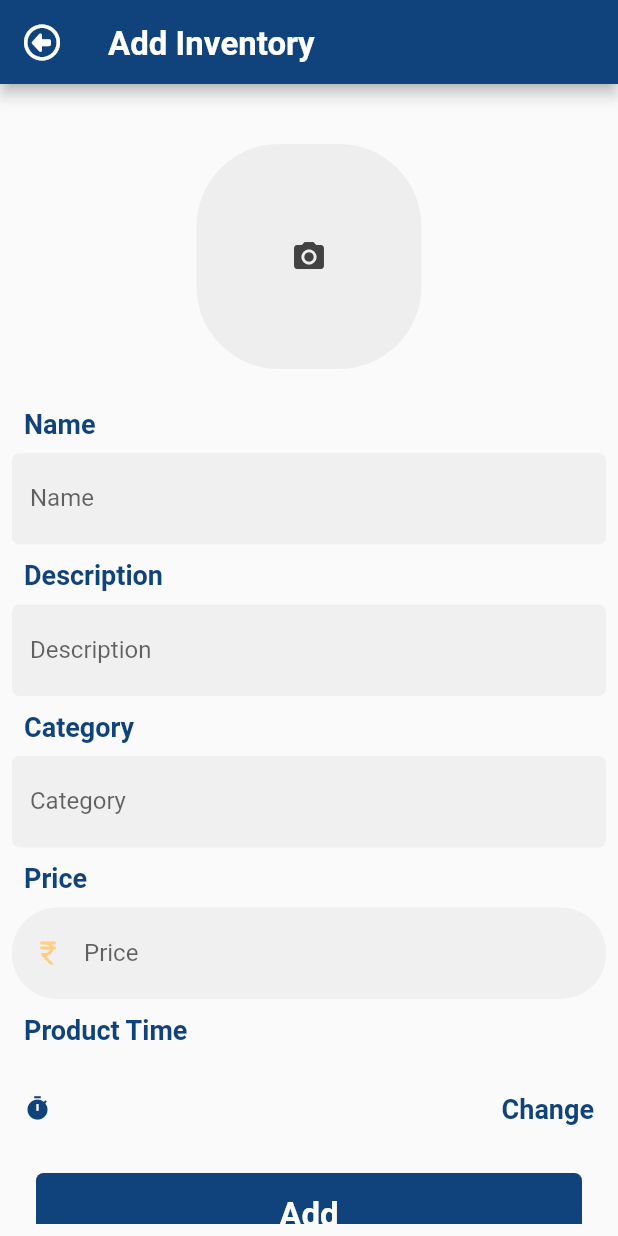
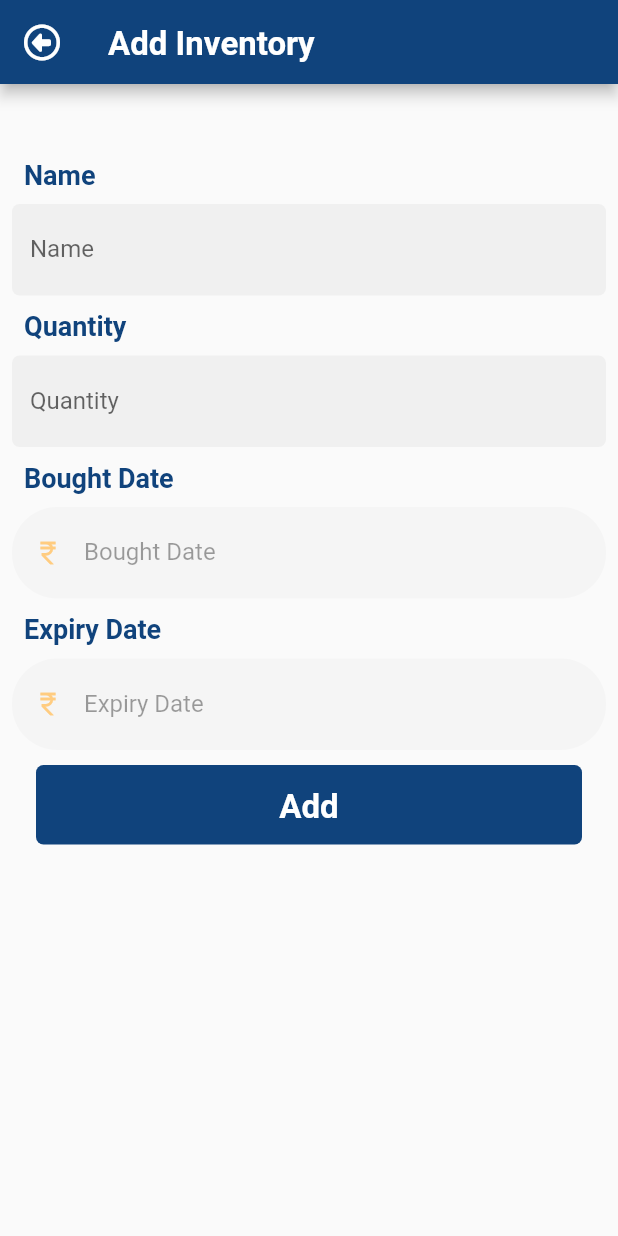
Before and after one commit to Habiba-Naeem/food365, a Flutter app: the AddInventoryScreen screen opened directly, on a phone screen of 412 x 824 dp. Run offline on Flutter 3.47's test engine with Material 2 defaults, Android fonts, the phone set to English and light mode, and no system bars; our stand-ins replace circular_countdown_timer, cloud_firestore, firebase_auth, firebase_core, firebase_database, firebase_storage and 7 more; missing offline and left inert: duration, flutter_picker; accounts and stored records are empty; statements that could not run were skipped.

Commit message:
inventory page

```diff
--- a/lib/presentation/modules/admin/inventory/addInventory.dart
+++ b/lib/presentation/modules/admin/inventory/addInventory.dart
@@ -5,6 +5,7 @@ import 'package:flutter/material.dart';
 import 'package:flutter_picker/Picker.dart';
 import 'package:font_awesome_flutter/font_awesome_flutter.dart';
 import 'package:food365/domain/models/modules/ordering/category.dart';
+import 'package:food365/domain/services/inventory_service.dart';
 import 'package:food365/domain/services/menu_service.dart';
 import 'package:food365/utils/shared/loading.dart';
 import 'package:image_picker/image_picker.dart';
@@ -36,87 +37,47 @@ class AddInventoryScreen extends StatelessWidget {
         ),
         body: const Padding(
           padding: const EdgeInsets.all(8.0),
-          child: const SingleChildScrollView(child: const AddProductForm()),
+          child: const SingleChildScrollView(child: const AddInventoryForm()),
         ),
       ),
     );
   }
 }
 
-class AddProductForm extends StatefulWidget {
-  const AddProductForm({Key key}) : super(key: key);
+class AddInventoryForm extends StatefulWidget {
+  const AddInventoryForm({Key key}) : super(key: key);
 
   @override
-  State<AddProductForm> createState() => _AddProductFormState();
+  State<AddInventoryForm> createState() => _AddInventoryFormState();
 }
 
-class _AddProductFormState extends State<AddProductForm> {
+class _AddInventoryFormState extends State<AddInventoryForm> {
   final _formKey = GlobalKey<FormState>();
-  File _image;
-  final ImagePicker picker = ImagePicker();
-  String imagePath = '';
-  String category = '';
-  String name = '';
-  String description = '';
-  double price = 0;
-  Duration time = Duration(minutes: 0);
+  // File _image;
+  // final ImagePicker picker = ImagePicker();
+  // String imagePath = '';
+  // String category = '';
+  // String name = '';
+  // String description = '';
+  // double price = 0;
+  // Duration time = Duration(minutes: 0);
+  String Name="";
+  int Quantity=0;
+  DateTime Boughtdate;
+  DateTime Expirydate;
+  bool expired=false;
   bool loading = false;
-
-  Future getImageCamera() async {
-    final pickedFile = await picker.pickImage(source: ImageSource.camera);
-
-    setState(() {
-      if (pickedFile != null) {
-        _image = File(pickedFile.path);
-      } else {
-        print('No image selected.');
+  TextEditingController _boughtdate=new TextEditingController();
+  TextEditingController _expirydate=new TextEditingController();
+  Future<DateTime> _selectDate(BuildContext context) async {
+    final DateTime picked = await showDatePicker(
+        context: context,
+        initialDate: DateTime.now(),
+        initialDatePickerMode: DatePickerMode.day,
+        firstDate: DateTime(2015),
+        lastDate: DateTime(2101));
+   return picked;
   }
-    });
-  }
-
-  Future getImageGallery() async {
-    final pickedFile = await picker.pickImage(source: ImageSource.gallery);
-
-    setState(() {
-      if (pickedFile != null) {
-        _image = File(pickedFile.path);
-        print(pickedFile.path);
-      } else {
-        print('No image selected.');
-      }
-    });
-  }
-
-  void _showPicker(context) {
-    showModalBottomSheet(
-        context: context,
-        builder: (BuildContext bc) {
-          return SafeArea(
-            child: Container(
-              child: Wrap(
-                children: <Widget>[
-                  ListTile(
-                      leading: const Icon(Icons.photo_library),
-                      title: const Text('Photo Library'),
-                      onTap: () {
-                        getImageGallery();
-                        Navigator.of(context).pop();
-                      }),
-                  ListTile(
-                    leading: const Icon(Icons.photo_camera),
-                    title: const Text('Camera'),
-                    onTap: () {
-                      getImageCamera();
-                      Navigator.of(context).pop();
-                    },
-                  ),
-                ],
-              ),
-            ),
-          );
-        });
-  }
-
   @override
   Widget build(BuildContext context) {
     return Form(
@@ -128,45 +89,14 @@ class _AddProductFormState extends State<AddProductForm> {
           const SizedBox(
             height: 32,
           ),
-          Center(
-            child: GestureDetector(
-              onTap: () {
-                _showPicker(context);
-              },
-              child: _image != null
-                  ? Container(width: 150,
-                height: 150,
-                    child: ClipRRect(
-                borderRadius: BorderRadius.circular(55),
-                child: Image.file(
-                    _image,
-                    fit: BoxFit.fill,
-                ),
-              ),
-                  )
-                  : Container(
-                decoration: BoxDecoration(
-                    color: Colors.grey[200],
-                    borderRadius: BorderRadius.circular(55)),
-                width: 150,
-                height: 150,
-                child: Icon(
-                  Icons.camera_alt,
-                  color: Colors.grey[800],
-                ),
-              ),
-            ),
-          ),
-          const SizedBox(
-            height: 16,
-          ),
+
           Padding(
             padding: const EdgeInsets.all(8.0),
             child: Text("Name",style: CustomStyle.headingStyle,),
           ),
           TextFormField(
             cursorColor: const Color.fromARGB(255, 255, 128, 128),
-            onChanged: (val) => setState(() => name = val),
+            onChanged: (val) => setState(() => Name = val),
             validator: (value) {
               if (value == null || value.isEmpty) {
                 return 'Please enter name';
@@ -182,37 +112,17 @@ class _AddProductFormState extends State<AddProductForm> {
                   borderSide: BorderSide.none),
             ),
           ),
+
           Padding(
             padding: const EdgeInsets.all(8.0),
-            child: Text("Description",style: CustomStyle.headingStyle,),
+            child: Text("Quantity",style: CustomStyle.headingStyle,),
           ),
           TextFormField(
+            keyboardType: TextInputType.number,
             cursorColor: Colors.orange[200],
-            onChanged: (val) => setState(() => description = val),
+            onChanged: (val) => setState(() => Quantity = int.parse(val)),
             decoration: InputDecoration(
-              labelText: "Description",
-           //   fillColor: const Color.fromARGB(255, 127, 228, 218),
-              filled: true,
-              border: OutlineInputBorder(
-                  borderRadius: BorderRadius.circular(5.0),
-                  borderSide: BorderSide.none),
-            ),
-            validator: (value) {
-              if (value == null || value.isEmpty) {
-                return 'Please enter description';
-              }
-              return null;
-            },
-          ),
-          Padding(
-            padding: const EdgeInsets.all(8.0),
-            child: Text("Category",style: CustomStyle.headingStyle,),
-          ),
-          TextFormField(
-            cursorColor: Colors.orange[200],
-            onChanged: (val) => setState(() => category = val),
-            decoration: InputDecoration(
-              labelText: "Category",
+              labelText: "Quantity",
               //fillColor: const Color.fromARGB(255, 127, 228, 218),
               filled: true,
               border: OutlineInputBorder(
@@ -221,22 +131,32 @@ class _AddProductFormState extends State<AddProductForm> {
             ),
             validator: (value) {
               if (value == null || value.isEmpty) {
-                return 'Please enter category';
+                return 'Please enter quantity';
               }
               return null;
             },
           ),
           Padding(
             padding: const EdgeInsets.all(8.0),
-            child: Text("Price",style: CustomStyle.headingStyle,),
+            child: Text("Bought Date",style: CustomStyle.headingStyle,),
           ),
-          TextFormField(
+          InkWell(
+            onTap: () {
+              _selectDate(context).then((value) {
+setState(() {
+  Boughtdate=value;
+  _boughtdate.text=value.toString();
+
+});
+              });
+            },
+            child: TextFormField(
               cursorColor: Colors.orange[200],
+              enabled: false,
               keyboardType: TextInputType.number,
-            onChanged: (val) =>
-                setState(() => price = double.tryParse(val) ?? 0),
+             controller:  _boughtdate,
               decoration: InputDecoration(
-              labelText: "Price",
+                labelText: "Bought Date",
                 filled: true,
                 prefixIcon: Icon(Icons.currency_rupee,
                     color: Colors.orange[200], size: 20),
@@ -246,90 +166,50 @@ class _AddProductFormState extends State<AddProductForm> {
               ),
               validator: (value) {
                 if (value == null || value.isEmpty) {
-                return 'Please enter price';
+                  return 'Please select bought date';
                 }
                 return null;
               },
             ),
+          ),
           Padding(
             padding: const EdgeInsets.all(8.0),
-            child: Text("Product Time",style: CustomStyle.headingStyle,),
+            child: Text("Expiry Date",style: CustomStyle.headingStyle,),
           ),
-          TextButton(
-            child: Container(
-              alignment: Alignment.center,
-              height: 50.0,
-              child: Row(
-                mainAxisAlignment: MainAxisAlignment.spaceBetween,
-                children: <Widget>[
-                  Row(
-                    children: <Widget>[
-                      Container(
-                        child: Row(
-                          children: <Widget>[
-                            Icon(
-                              Icons.timer,
-                              size: 18.0,
-                              color:CustomColor.primaryColor,
+
+          InkWell(
+            onTap: () {
+              _selectDate(context).then((value) {
+                setState(() {
+                  Expirydate=value;
+                  _expirydate.text=value.toString();
+
+                });
+              });
+            },
+            child: TextFormField(
+              cursorColor: Colors.orange[200],
+              enabled: false,
+              keyboardType: TextInputType.number,
+              controller:  _expirydate,
+              decoration: InputDecoration(
+                labelText: "Expiry Date",
+                filled: true,
+                prefixIcon: Icon(Icons.currency_rupee,
+                    color: Colors.orange[200], size: 20),
+                border: OutlineInputBorder(
+                    borderRadius: BorderRadius.circular(30.0),
+                    borderSide: BorderSide.none),
               ),
-                            Text(
-                              "${printDuration(time)}",
-                              style: CustomStyle.headingStyle,
-                            ),
-                          ],
-                        ),
-                      )
-                    ],
-                  ),
-                  Text(
-                    "Change",
-                    style: CustomStyle.headingStyle,
-                  ),
-                ],
+              validator: (value) {
+                if (value == null || value.isEmpty) {
+                  return 'Please select expiry date';
+                }
+                return null;
+              },
             ),
           ),
-            onPressed: () {
-              Picker(
-                adapter: NumberPickerAdapter(
-                  data: <NumberPickerColumn>[
-                    const NumberPickerColumn(
-                      begin: 0,
-                      end: 999,
-                      suffix: Text(' hrs'),
-                    ),
-                    const NumberPickerColumn(
-                      begin: 0,
-                      end: 60,
-                      suffix: Text('min'),
-                    ),
-                  ],
-                ),
-                delimiter: <PickerDelimiter>[
-                  PickerDelimiter(
-                    child: Container(
-                      width: 30.0,
-                      alignment: Alignment.center,
-                      child: Icon(Icons.more_vert),
-                    ),
-                  ),
-                ],
-                hideHeader: true,
-                confirmText: 'OK',
-                confirmTextStyle:
-                    TextStyle(inherit: false, color: Colors.red, fontSize: 22),
-                title: const Text('Select duration'),
-                selectedTextStyle: TextStyle(color: Colors.blue),
-                onConfirm: (Picker picker, List<int> value) {
-                  // You get your duration here
-                  setState(() {
-                    time = Duration(
-                        hours: picker.getSelectedValues()[0],
-                        minutes: picker.getSelectedValues()[1]);
-                  });
-                },
-              ).showDialog(context);
-            },
-          ),
+
 SizedBox(height: 10,),
           MaterialButton(
             onPressed: () async {
@@ -339,18 +219,16 @@ SizedBox(height: 10,),
                 // you'd often call a server or save the information in a database.
 
               }
-              else if(_image==null){
-                ScaffoldMessenger.of(context).showSnackBar(
-                  const SnackBar(content: Text('Please upload image')),);
-              }
-              else if(time==Duration(seconds: 0)){
-                ScaffoldMessenger.of(context).showSnackBar(
-                  const SnackBar(content: Text('Please enter time')),);
 
-              }
               else{
 
-                // setState(() => loading = true);
+                 setState(() => loading = true);
+                InventoryService().postInventoryItem(
+                  itemName: Name,
+                  boughtDate: Boughtdate,
+                  expiryDate: Expirydate,
+                  quantity: Quantity
+                );
                  // MenuService().postMenuItem(
                 //     categoryID: category,
                 //     description: description,
```
Also changed, not shown: pubspec.lock. Lines whose indentation alone changed are shown as unchanged.
